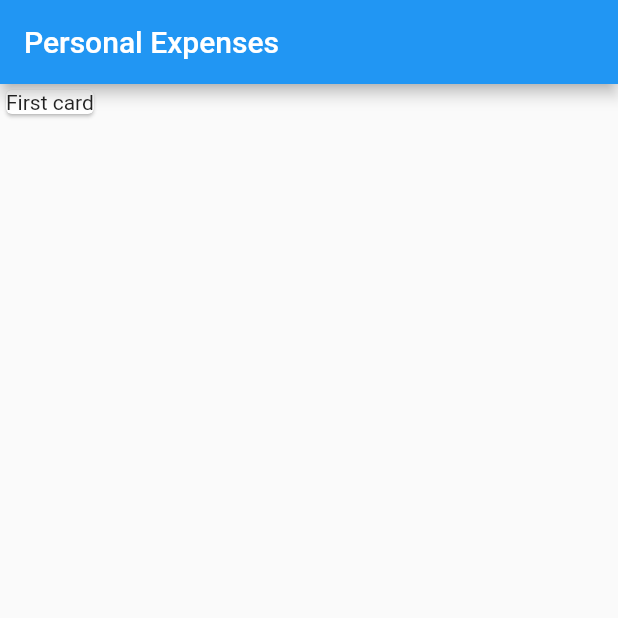
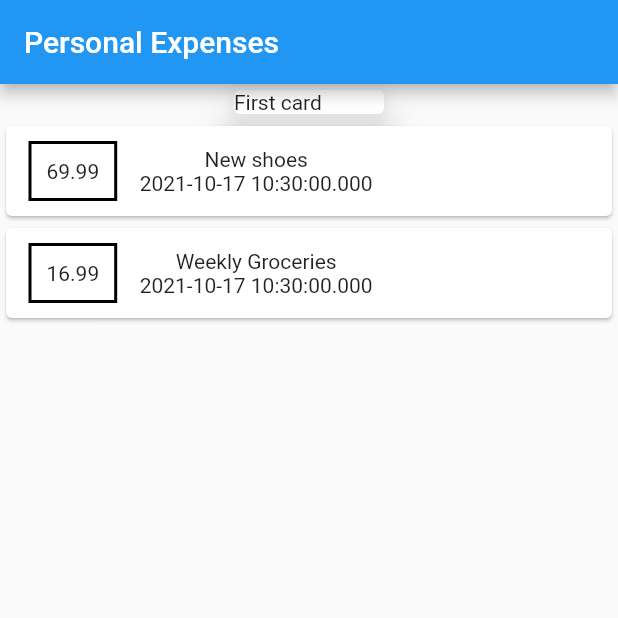
Before and after one commit to khadetou/personal_expenses, a Flutter app: the screen it shows after launch, on a phone screen of 412 x 824 dp, the top half of it. Run offline on Flutter 3.47's test engine with Material 2 defaults, Android fonts, the phone set to English and light mode, and no system bars.

Commit message:
transaction & box styling

```diff
--- /dev/null
+++ b/lib/models/transaction.dart
@@ -0,0 +1,13 @@
+class Transaction {
+  final String id;
+  final String title;
+  final double amount;
+  final DateTime date;
+
+  Transaction({
+    required this.id,
+    required this.title,
+    required this.amount,
+    required this.date,
+  });
+}
--- a/lib/screen/home.dart
+++ b/lib/screen/home.dart
@@ -1,4 +1,5 @@
 import "package:flutter/material.dart";
+import "../models/transaction.dart";
 
 class MyHomePage extends StatefulWidget {
   const MyHomePage({Key? key}) : super(key: key);
@@ -8,16 +9,63 @@ class MyHomePage extends StatefulWidget {
 }
 
 class _MyHomePageState extends State<MyHomePage> {
+  final List<Transaction> transactions = [
+    Transaction(
+      id: "t1",
+      title: "New shoes",
+      amount: 69.99,
+      date: DateTime.now(),
+    ),
+    Transaction(
+      id: "t2",
+      title: "Weekly Groceries",
+      amount: 16.99,
+      date: DateTime.now(),
+    ),
+  ];
   @override
   Widget build(BuildContext context) {
     return Scaffold(
         appBar: AppBar(
-          title: Text("Personal Expenses"),
+          title: const Text("Personal Expenses"),
         ),
         body: Column(
           children: [
-            Card(
-              child: Text('First card'),
+            const Card(
+              child: SizedBox(
+                child: Text('First card'),
+                width: 100,
+              ),
+              elevation: 10,
+            ),
+            Column(
+              children: transactions.map((transaction) {
+                return Card(
+                    child: Row(
+                  children: <Widget>[
+                    Container(
+                      margin: const EdgeInsets.symmetric(
+                        vertical: 10,
+                        horizontal: 15,
+                      ),
+                      decoration: BoxDecoration(
+                        border: Border.all(
+                          color: Colors.black,
+                          width: 2,
+                        ),
+                      ),
+                      padding: const EdgeInsets.all(10),
+                      child: Text(
+                        transaction.amount.toString(),
+                      ),
+                    ),
+                    Column(children: <Widget>[
+                      Text(transaction.title),
+                      Text(transaction.date.toString()),
+                    ])
+                  ],
+                ));
+              }).toList(),
             )
           ],
         ));
```
